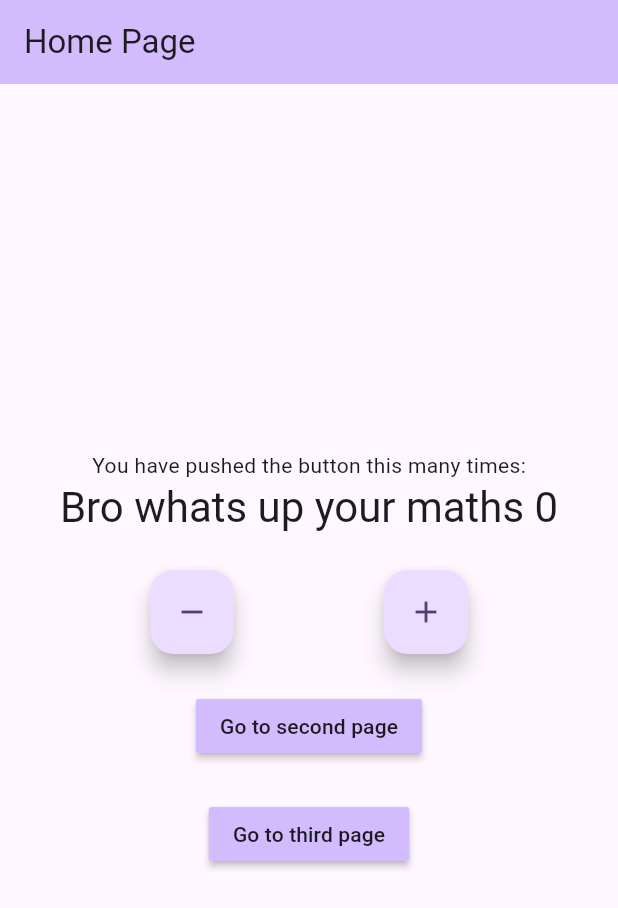
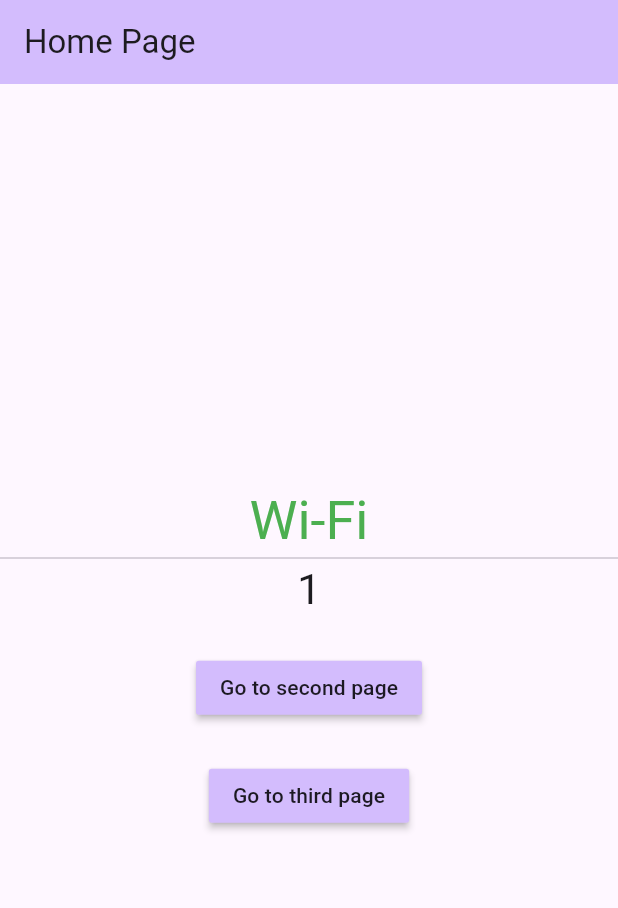
Before and after one commit to Joldubaev/counter-app, a Flutter app: the screen it shows after launch, on a phone screen of 412 x 824 dp. Shown: the top 908 px of the screen. Run offline on Flutter 3.47's test engine with Material 2 defaults, Android fonts, the phone set to English and light mode, and no system bars; our stand-ins replace bloc, connectivity_plus, equatable, flutter_bloc.

```diff
--- /dev/null
+++ b/lib/constants/enums.dart
@@ -0,0 +1,6 @@
+enum ConnectionType{
+// ignore: constant_identifier_names
+Wifi,
+// ignore: constant_identifier_names
+Mobile
+}
--- a/lib/cubit/counter_cubit.dart
+++ b/lib/cubit/counter_cubit.dart
@@ -1,13 +1,15 @@
 import 'package:bloc/bloc.dart';
 import 'package:equatable/equatable.dart';
+
 part 'counter_state.dart';
 
 class CounterCubit extends Cubit<CounterState> {
-  CounterCubit() : super(CounterState(counterValue: 0, wasIncremended: null));
-  void increment() => emit(
-      CounterState(counterValue: state.counterValue + 1, wasIncremended: true, ));
+  CounterCubit() : super(CounterState(counterValue: 0));
+
+  void increment() => emit(CounterState(
+        counterValue: state.counterValue + 1,
+        wasIncremended: true,
+      ));
   void decrement() => emit(CounterState(
       counterValue: state.counterValue - 1, wasIncremended: false));
-
-  add(increment) {}
 }
--- /dev/null
+++ b/lib/cubit/internet_cubit.dart
@@ -0,0 +1,47 @@
+import 'dart:async';
+
+import 'package:bloc/bloc.dart';
+import 'package:connectivity_plus/connectivity_plus.dart';
+import 'package:equatable/equatable.dart';
+import 'package:flutter_example/constants/enums.dart';
+
+part 'internet_state.dart';
+
+class InternetCubit extends Cubit<InternetState> {
+  final Connectivity connectivity;
+late  StreamSubscription connectivityStreamSubscription;
+
+  InternetCubit(
+    // this.connectivityStreamSubscription,
+   {required this.connectivity,}
+
+  ) : super(InternetLoading()){
+    monitorInternetConnection();
+  }
+    StreamSubscription<ConnectivityResult> monitorInternetConnection() {
+    return connectivityStreamSubscription =
+        connectivity.onConnectivityChanged.listen((connectivityResult) {
+      if (connectivityResult == ConnectivityResult.wifi) {
+        emitInternetConnected(ConnectionType.Wifi);
+      } else if (connectivityResult == ConnectivityResult.mobile) {
+        emitInternetConnected(ConnectionType.Mobile);
+      } else if (connectivityResult == ConnectivityResult.none) {
+        emitInternetDisconnected();
+      }
+    });
+  }
+
+    void emitInternetConnected(ConnectionType _connectionType) =>
+      emit(InternetConnected(connectionType: _connectionType));
+
+  void emitInternetDisconnected() => emit(InternetDisconnected());
+
+
+    @override
+  Future<void> close() {
+    connectivityStreamSubscription.cancel();
+    return super.close();
+  }
+
+
+}
--- /dev/null
+++ b/lib/cubit/internet_state.dart
@@ -0,0 +1,19 @@
+part of 'internet_cubit.dart';
+
+abstract class InternetState extends Equatable {
+  const InternetState();
+
+  @override
+  List<Object> get props => [];
+}
+
+
+class InternetLoading extends InternetState {}
+
+class InternetConnected extends InternetState {
+  final ConnectionType connectionType;
+
+  const InternetConnected({required this.connectionType});
+}
+
+class InternetDisconnected extends InternetState {}
--- a/lib/main.dart
+++ b/lib/main.dart
@@ -1,7 +1,9 @@
+import 'package:connectivity_plus/connectivity_plus.dart';
 import 'package:flutter/foundation.dart';
 import 'package:flutter/material.dart';
 import 'package:flutter_bloc/flutter_bloc.dart';
 import 'package:flutter_example/cubit/counter_cubit.dart';
+import 'package:flutter_example/cubit/internet_cubit.dart';
 import 'package:flutter_example/presentions/router/app_router.dart';
 
 void main() {
@@ -10,25 +12,36 @@ void main() {
   if (kDebugMode) {
     print(counterState1 == counterState2);
   }
-  runApp(MyApp());
+  runApp(MyApp(
+    appRouter: AppRouter(),
+    connectivity: Connectivity(),
+  ));
 }
 
 class MyApp extends StatelessWidget {
-  MyApp({super.key});
+  MyApp({super.key, required this.connectivity, required AppRouter appRouter});
 
-  final AppRouter _appRouter = AppRouter();
+  final AppRouter appRouter = AppRouter();
+  final Connectivity connectivity;
 
   @override
   Widget build(BuildContext context) {
-    return BlocProvider<CounterCubit>(
-      create: (context) => CounterCubit(),
+    return MultiBlocProvider(
+      providers: [
+        BlocProvider<InternetCubit>(
+          create: (context) => InternetCubit(connectivity: connectivity),
+        ),
+        BlocProvider<CounterCubit>(
+          create: (context) => CounterCubit(),
+        ),
+      ],
       child: MaterialApp(
         title: 'Flutter Demo',
         theme: ThemeData(
           colorScheme: ColorScheme.fromSeed(seedColor: Colors.deepPurple),
           useMaterial3: true,
         ),
-        onGenerateRoute: _appRouter.onGenerateRoute,
+        onGenerateRoute: appRouter.onGenerateRoute,
       ),
     );
   }
--- a/lib/presentions/screens/home_screen.dart
+++ b/lib/presentions/screens/home_screen.dart
@@ -1,6 +1,8 @@
 import 'package:flutter/material.dart';
 import 'package:flutter_bloc/flutter_bloc.dart';
+import 'package:flutter_example/constants/enums.dart';
 import 'package:flutter_example/cubit/counter_cubit.dart';
+import 'package:flutter_example/cubit/internet_cubit.dart';
 
 class MyHomeScreen extends StatefulWidget {
   const MyHomeScreen({super.key, required this.title, required this.color});
@@ -14,7 +16,17 @@ class MyHomeScreen extends StatefulWidget {
 class _MyHomeScreenState extends State<MyHomeScreen> {
   @override
   Widget build(BuildContext context) {
-    return Scaffold(
+    return BlocListener<InternetCubit, InternetState>(
+      listener: (context, state) {
+        if (state is InternetConnected &&
+            state.connectionType == ConnectionType.Wifi) {
+          context.read<CounterCubit>().increment();
+        } else if (state is InternetConnected &&
+            state.connectionType == ConnectionType.Mobile) {
+          context.read<CounterCubit>().decrement();
+        }
+      },
+      child: Scaffold(
         appBar: AppBar(
           backgroundColor: Theme.of(context).colorScheme.inversePrimary,
           title: Text(widget.title),
@@ -23,17 +35,48 @@ class _MyHomeScreenState extends State<MyHomeScreen> {
           child: Column(
             mainAxisAlignment: MainAxisAlignment.center,
             children: <Widget>[
-            const Text(
-              'You have pushed the button this many times:',
+              BlocBuilder<InternetCubit, InternetState>(
+                builder: (context, state) {
+                  if (state is InternetConnected &&
+                      state.connectionType == ConnectionType.Wifi) {
+                    return Text(
+                      'Wi-Fi',
+                      style: Theme.of(context).textTheme.displaySmall!.copyWith(
+                            color: Colors.green,
                           ),
+                    );
+                  } else if (state is InternetConnected &&
+                      state.connectionType == ConnectionType.Mobile) {
+                    return Text(
+                      'Mobile',
+                      style: Theme.of(context).textTheme.displaySmall!.copyWith(
+                            color: Colors.red,
+                          ),
+                    );
+                  } else if (state is InternetDisconnected) {
+                    return Text(
+                      'Disconnected',
+                      style: Theme.of(context).textTheme.displaySmall!.copyWith(
+                            color: Colors.grey,
+                          ),
+                    );
+                  }
+
+                  return const CircularProgressIndicator();
+                },
+              ),
+              const Divider(height: 5),
+              // const Text(
+              //   'You have pushed the button this many times:',
+              // ),
               BlocConsumer<CounterCubit, CounterState>(
                 listener: (context, state) {
                   if (state.wasIncremended == true) {
                     ScaffoldMessenger.of(context).showSnackBar(
                         const SnackBar(content: Text('Inecrement')));
                   } else if (state.wasIncremended == false) {
-                  ScaffoldMessenger.of(context)
-                      .showSnackBar(const SnackBar(content: Text('Decrement')));
+                    ScaffoldMessenger.of(context).showSnackBar(
+                        const SnackBar(content: Text('Decrement')));
                   }
                 },
                 builder: (context, state) {
@@ -55,31 +98,31 @@ class _MyHomeScreenState extends State<MyHomeScreen> {
                   }
                 },
               ),
-            const SizedBox(height: 24),
-            Row(
-              mainAxisAlignment: MainAxisAlignment.spaceEvenly,
-              children: [
-                FloatingActionButton(
-                  heroTag: Text('${widget.title}'),
+              // const SizedBox(height: 24),
+              // Row(
+              //   mainAxisAlignment: MainAxisAlignment.spaceEvenly,
+              //   children: [
+              //     FloatingActionButton(
+              //       heroTag: Text('${widget.title}'),
 
-                  onPressed: () {
-                    BlocProvider.of<CounterCubit>(context).decrement();
+              //       onPressed: () {
+              //         BlocProvider.of<CounterCubit>(context).decrement();
 
-                  },
-                  tooltip: 'Increment',
-                  child: const Icon(Icons.remove),
-                ),
-                FloatingActionButton(
-                  heroTag: Text('${widget.title} #2'),
+              //       },
+              //       tooltip: 'Increment',
+              //       child: const Icon(Icons.remove),
+              //     ),
+              //     FloatingActionButton(
+              //       heroTag: Text('${widget.title} #2'),
 
-                  onPressed: () {
-                    BlocProvider.of<CounterCubit>(context).increment();
-                  },
-                  tooltip: 'Increment',
-                  child: const Icon(Icons.add),
-                ),
-              ],
-            ),
+              //       onPressed: () {
+              //         BlocProvider.of<CounterCubit>(context).increment();
+              //       },
+              //       tooltip: 'Increment',
+              //       child: const Icon(Icons.add),
+              //     ),
+              //   ],
+              // ),
               const SizedBox(height: 24),
               MaterialButton(
                 color: Theme.of(context).colorScheme.inversePrimary,
@@ -99,6 +142,7 @@ class _MyHomeScreenState extends State<MyHomeScreen> {
             ],
           ),
         ),
+      ),
     );
   }
 }
--- a/lib/presentions/screens/second_screen.dart
+++ b/lib/presentions/screens/second_screen.dart
@@ -59,7 +59,7 @@ class _SecondScreenState extends State<SecondScreen> {
               mainAxisAlignment: MainAxisAlignment.spaceEvenly,
               children: [
                 FloatingActionButton(
-                  heroTag: Text('${widget.title}'),
+                  heroTag: Text(widget.title),
 
                   onPressed: () {
                     BlocProvider.of<CounterCubit>(context).decrement();
--- a/lib/presentions/screens/threed_screen.dart
+++ b/lib/presentions/screens/threed_screen.dart
@@ -59,7 +59,7 @@ class _ThreedScreenState extends State<ThreedScreen> {
               mainAxisAlignment: MainAxisAlignment.spaceEvenly,
               children: [
                 FloatingActionButton(
-                  heroTag: Text('${widget.title}'),
+                  heroTag: Text(widget.title),
                   onPressed: () {
                     BlocProvider.of<CounterCubit>(context).decrement();
                   },
--- a/pubspec.yaml
+++ b/pubspec.yaml
@@ -40,6 +40,7 @@ dependencies:
   test: ^1.24.1
   bloc_test: ^9.1.2
   equatable: ^2.0.5
+  connectivity_plus: ^4.0.1
 
 dev_dependencies:
   flutter_test:
```
Also changed, not shown: pubspec.lock, 10 other files. Lines whose indentation alone changed are shown as unchanged.
